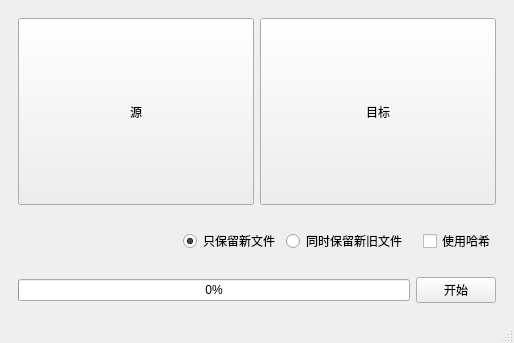
Before: the Qt Designer form mainwindow.ui in water2004/folder-merger, drawn with Qt 5.
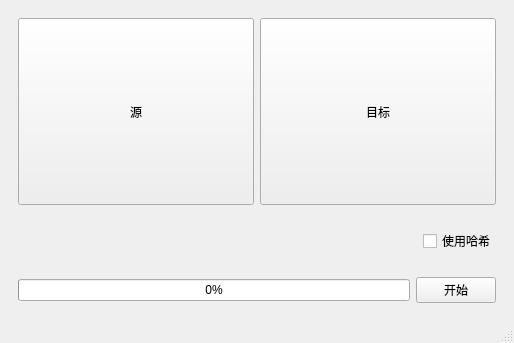
After: the same form once the commit is applied. Custom widgets are drawn as their Qt base class.

```diff
--- a/mainwindow.ui
+++ b/mainwindow.ui
@@ -84,23 +84,6 @@
          </property>
         </spacer>
        </item>
-       <item>
-        <widget class="QRadioButton" name="new_only">
-         <property name="text">
-          <string>只保留新文件</string>
-         </property>
-         <property name="checked">
-          <bool>true</bool>
-         </property>
-        </widget>
-       </item>
-       <item>
-        <widget class="QRadioButton" name="both">
-         <property name="text">
-          <string>同时保留新旧文件</string>
-         </property>
-        </widget>
-       </item>
        <item>
         <spacer name="horizontalSpacer_2">
          <property name="orientation">
```
Left out of the diff: 2 changed lines with no effect on the pictures.
